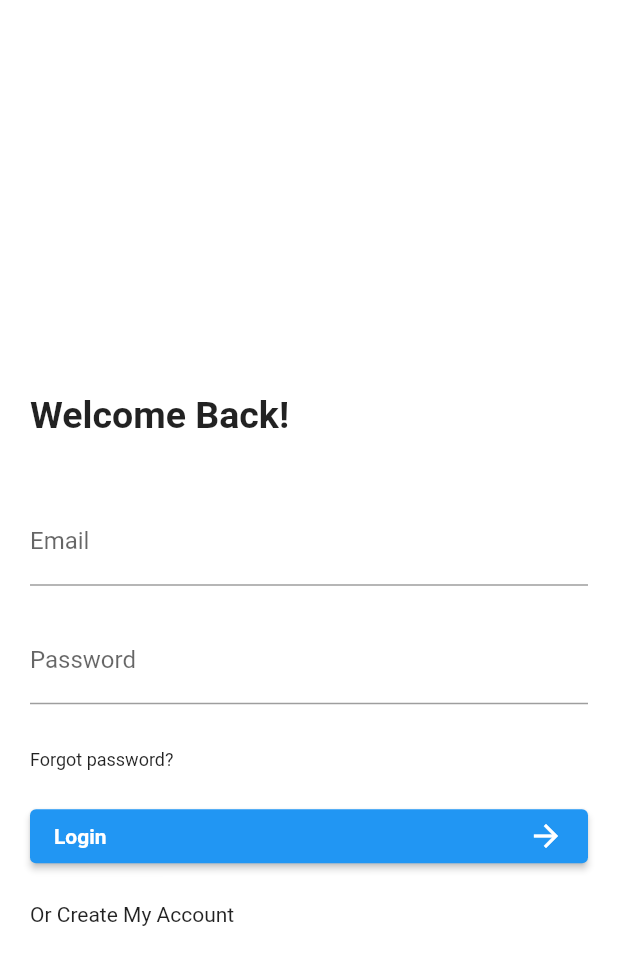
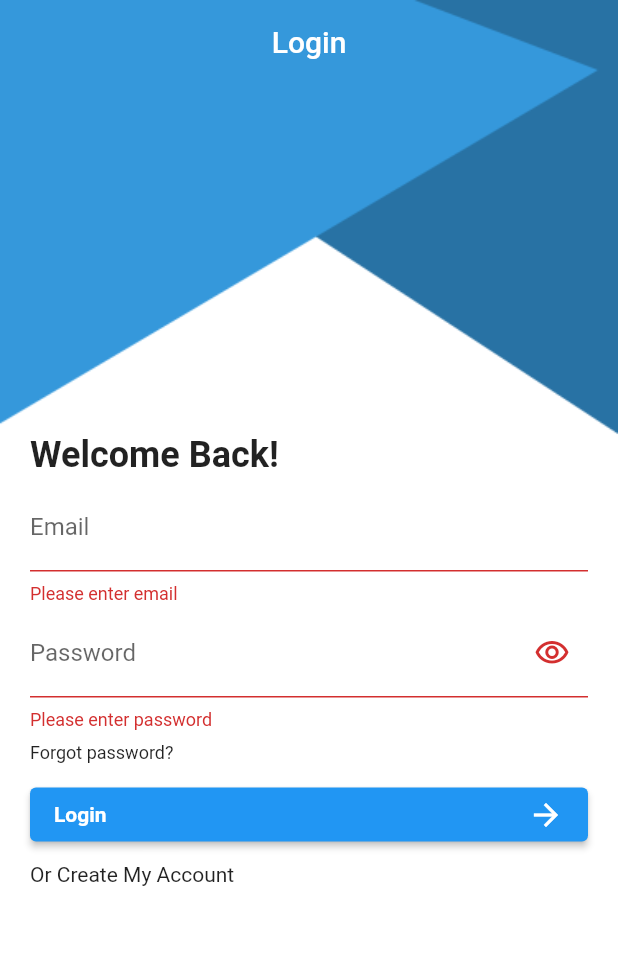
Before and after one commit to Eyadzz/chat_app, a Flutter app: the screen it shows after launch, after a tap on "Login", on a phone screen of 412 x 824 dp. Shown: the top 965 px of the screen. Run offline on Flutter 3.47's test engine with Material 2 defaults, Android fonts, the phone set to English and light mode, and no system bars; our stand-ins replace firebase_auth, firebase_core; accounts and stored records are empty; Roboto replaces fonts that are missing (Poppins, Poppins_Bold).

```diff
--- a/lib/login/LogInScreen.dart
+++ b/lib/login/LogInScreen.dart
@@ -11,25 +11,35 @@ class Login extends StatefulWidget {
 
 class _LoginState extends State<Login> {
   final _loginFormKey = GlobalKey<FormState>();
-
   String email = '';
-
   String password = '';
+  bool isPasswordSecured = true;
 
   @override
   Widget build(BuildContext context) {
     return Stack(
-
       children: [
         Container(
           decoration: BoxDecoration(color: Colors.white),
-         // child: Image(image: AssetImage('assets/images/Group_9672.png'),fit:BoxFit.fill,
-           // width: double.infinity,height: double.infinity,),
+          child: Image.asset(
+            'assets/images/bg.png',
+            fit: BoxFit.fill,
+            width: double.infinity,
+            height: double.infinity,
+          ),
         ),
         Scaffold(
           backgroundColor: Colors.transparent,
           appBar: AppBar(
-            //title: Text('Login',style:TextStyle(color: Colors.black)), // 20 bold white
+            title: Text(
+              "Login",
+              style: TextStyle(
+                fontSize: 20,
+                fontFamily: "Poppins_Bold",
+                color: Colors.white,
+              ),
+            ),
+            centerTitle: true,
             backgroundColor: Colors.transparent,
             elevation: 0,
           ),
@@ -40,21 +50,27 @@ class _LoginState extends State<Login> {
               crossAxisAlignment: CrossAxisAlignment.stretch,
               children: [
                 Container(
-                  padding: EdgeInsets.fromLTRB(0, 0, 0, 40),
-                  child: Text("Welcome Back!",style: TextStyle(fontWeight: FontWeight.bold,fontSize: 25,),),//24 bold poppins
+                  padding: EdgeInsets.fromLTRB(0, 0, 0, 5),
+                  child: Text(
+                    "Welcome Back!",
+                    style: TextStyle(
+                      fontWeight: FontWeight.bold,
+                      fontSize: 24,
+                    ),
+                  ), //24 bold poppins
                 ),
                 Form(
                   key: _loginFormKey,
                   child: Column(
                     children: [
                       Padding(
-                        padding: EdgeInsets.fromLTRB(0, 0, 0, 20),
+                        padding: EdgeInsets.fromLTRB(0, 0, 0, 3),
                         child: TextFormField(
                             onChanged: (newValue) {
                               email = newValue;
                             },
                             decoration: InputDecoration(
-                              labelText: 'Email', //12 poppins regular
+                              labelText: 'Email', //regular
                               floatingLabelBehavior: FloatingLabelBehavior.auto,
                             ),
                             validator: (value) {
@@ -65,14 +81,22 @@ class _LoginState extends State<Login> {
                             }),
                       ),
                       Padding(
-                        padding: EdgeInsets.fromLTRB(0, 0, 0, 30),
+                        padding: EdgeInsets.fromLTRB(0, 0, 0, 5),
                         child: TextFormField(
                             onChanged: (newValue) {
                               password = newValue;
                             },
+                            obscureText: isPasswordSecured ? true : false,
                             decoration: InputDecoration(
-                              labelText: 'Password', //12 poppins regular
+                              labelText: 'Password', //regular
                               floatingLabelBehavior: FloatingLabelBehavior.auto,
+                              suffixIcon:IconButton(
+                                icon: Icon(isPasswordSecured? Icons.visibility_outlined : Icons.visibility_off_outlined),
+                                onPressed: (){
+                                  isPasswordSecured = !isPasswordSecured;
+                                  setState(() {});
+                                },
+                              ),
                             ),
                             validator: (value) {
                               if (value == null || value.isEmpty) {
@@ -85,21 +109,25 @@ class _LoginState extends State<Login> {
                   ),
                 ),
                 Padding(
-                  padding: EdgeInsets.fromLTRB(0,0,0,20),
+                  padding: EdgeInsets.fromLTRB(0, 3, 0, 10),
                   child: InkWell(
-                    onTap: (){
-                    },
+                    onTap: () {},
                     child: Container(
-                      child: Text("Forgot password?",style: TextStyle(fontSize: 12, fontFamily: "Poppins"),),
+                      child: Text(
+                        "Forgot password?",
+                        style: TextStyle(fontSize: 12, fontFamily: "Poppins"),
+                      ),
                     ),
                   ),
                 ),
                 Padding(
-                  padding: EdgeInsets.fromLTRB(0,0,0,20),
+                  padding: EdgeInsets.fromLTRB(0, 0, 0, 8),
                   child: ElevatedButton(
-                    onPressed: () {},
+                    onPressed: () {
+                      logInAccount();
+                    },
                     child: Padding(
-                      padding: EdgeInsets.fromLTRB(0,0,0,0),
+                      padding: EdgeInsets.fromLTRB(0, 0, 0, 0),
                       child: Row(
                         mainAxisAlignment: MainAxisAlignment.spaceBetween,
                         children: <Widget>[
@@ -122,10 +150,12 @@ class _LoginState extends State<Login> {
                   //14 Poppins Semibold
                 ),
                 InkWell(
-                  onTap: (){
-                  },
+                  onTap: () {},
                   child: Container(
-                    child: Text("Or Create My Account",style: TextStyle(fontSize: 14, fontFamily: "Poppins"),),
+                    child: Text(
+                      "Or Create My Account",
+                      style: TextStyle(fontSize: 14, fontFamily: "Poppins"),
+                    ),
                   ),
                 ),
               ],
@@ -151,24 +181,28 @@ class _LoginState extends State<Login> {
       );
       showErrorMessage("Logged in successfully");
     } on FirebaseAuthException catch (e) {
-     showErrorMessage(e.message ?? "Email or Password is wrong please try again");
+      showErrorMessage(
+          e.message ?? "Email or Password is wrong please try again");
+    } catch (e) {
+      //print(e);
     }
   }
 
-  void showErrorMessage(String message) {
+  showErrorMessage(String msg) {
     showDialog(
         context: context,
         builder: (buildContext) {
           return AlertDialog(
-            content: Text(message),
+            content: Text(msg),
             actions: [
               TextButton(
                   onPressed: () {
                     Navigator.pop(context);
                   },
-                  child: Text('ok'))
+                  child: Text("Ok"))
             ],
           );
         });
   }
+
 }
```
Also changed, not shown: assets/images/2.0x/bg@2x.png (added), assets/images/3.0x/bg@3x.png (added), assets/images/bg.png (added).
